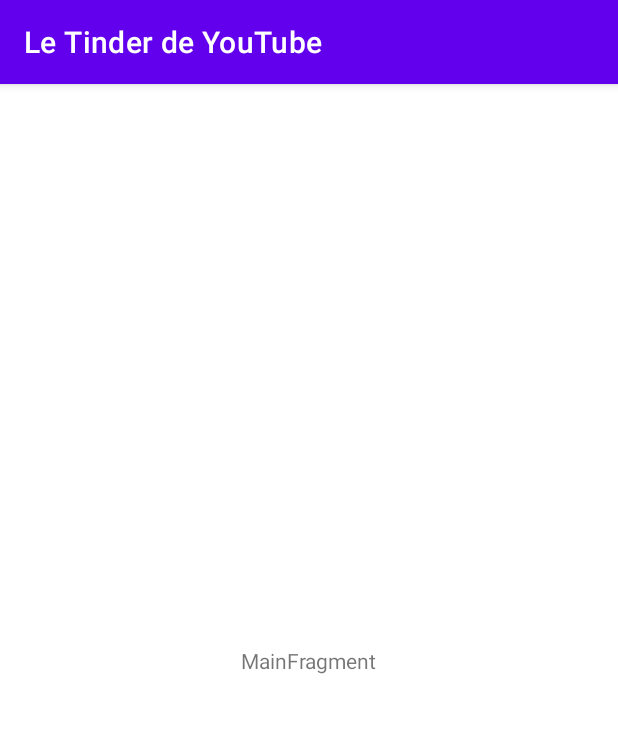
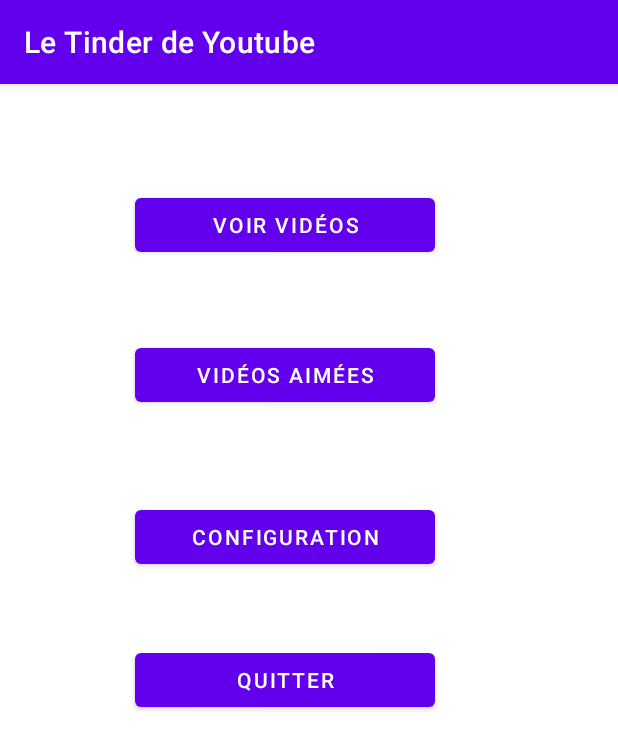
Before and after one commit to Clement-Pi/TPFINAL-AM, an Android app: the screen it shows after launch (MainActivity before the commit, MainMenuActivity after it), on a phone screen of 412 x 824 dp. Shown: the top 750 px of the screen. Run offline under Robolectric (Android 15) with nearby library versions, the phone set to English and light mode, and no system bars.

Commit message:
interface main menu & main activity

```diff
--- a/app/src/main/AndroidManifest.xml
+++ b/app/src/main/AndroidManifest.xml
@@ -11,7 +11,11 @@
         android:theme="@style/Theme.Test">
         <activity
             android:name=".MainActivity"
-            android:exported="true">
+            android:exported="false" />
+        <activity
+            android:name=".MainMenuActivity"
+            android:exported="true"
+            android:label="Le Tinder de Youtube">
             <intent-filter>
                 <action android:name="android.intent.action.MAIN" />
 
--- /dev/null
+++ b/app/src/main/java/com/example/test/MainMenuActivity.java
@@ -0,0 +1,54 @@
+package com.example.test;
+
+import androidx.appcompat.app.AppCompatActivity;
+
+import android.content.Intent;
+import android.os.Bundle;
+import android.view.Menu;
+import android.view.View;
+import android.widget.Button;
+
+import com.example.test.ui.main.MainFragment;
+
+public class MainMenuActivity extends AppCompatActivity {
+
+    @Override
+    protected void onCreate(Bundle savedInstanceState) {
+        super.onCreate(savedInstanceState);
+        setContentView(R.layout.main_menu);
+        if (savedInstanceState == null) {
+            getSupportFragmentManager().beginTransaction()
+                    .replace(R.id.container, MainFragment.newInstance())
+                    .commitNow();
+        }
+
+        final Button button4 = findViewById(R.id.buttonquit);
+        button4.setOnClickListener(new View.OnClickListener() {
+            public void onClick(View v) {
+                finish();
+            }
+        });
+
+        final Button button1 = findViewById(R.id.buttonmain);
+        button1.setOnClickListener(new View.OnClickListener() {
+            public void onClick(View v) {
+                startActivity(new Intent(MainMenuActivity.this, MainActivity.class));
+            }
+        });
+        /*
+        final Button button2 = findViewById(R.id.buttonquitj);
+        button.setOnClickListener(new View.OnClickListener() {
+            public void onClick(View v) {
+                finish();
+            }
+        });
+
+        final Button button3 = findViewById(R.id.buttonquitl);
+        button.setOnClickListener(new View.OnClickListener() {
+            public void onClick(View v) {
+                finish();
+            }
+        });*/
+    }
+
+}
--- a/app/src/main/res/layout/main_activity.xml
+++ /dev/null
@@ -1,7 +0,0 @@
-<?xml version="1.0" encoding="utf-8"?>
-<FrameLayout xmlns:android="http://schemas.android.com/apk/res/android"
-    xmlns:tools="http://schemas.android.com/tools"
-    android:id="@+id/container"
-    android:layout_width="match_parent"
-    android:layout_height="match_parent"
-    tools:context=".MainActivity" />
--- a/app/src/main/res/layout/main_fragment.xml
+++ b/app/src/main/res/layout/main_fragment.xml
@@ -5,16 +5,4 @@
     android:id="@+id/main"
     android:layout_width="match_parent"
     android:layout_height="match_parent"
-    tools:context=".ui.main.MainFragment">
-
-    <TextView
-        android:id="@+id/message"
-        android:layout_width="wrap_content"
-        android:layout_height="wrap_content"
-        android:text="MainFragment"
-        app:layout_constraintBottom_toBottomOf="parent"
-        app:layout_constraintEnd_toEndOf="parent"
-        app:layout_constraintStart_toStartOf="parent"
-        app:layout_constraintTop_toTopOf="parent" />
-
-</androidx.constraintlayout.widget.ConstraintLayout>
+    tools:context=".ui.main.MainFragment"/>
--- /dev/null
+++ b/app/src/main/res/layout/main_menu.xml
@@ -0,0 +1,66 @@
+<?xml version="1.0" encoding="utf-8"?>
+<FrameLayout xmlns:android="http://schemas.android.com/apk/res/android"
+    xmlns:app="http://schemas.android.com/apk/res-auto"
+    xmlns:tools="http://schemas.android.com/tools"
+    android:id="@+id/container"
+    android:layout_width="match_parent"
+    android:layout_height="match_parent"
+    tools:context=".MainMenuActivity" >
+
+    <Button
+        android:id="@+id/buttonmain"
+        android:layout_width="200dp"
+        android:layout_height="48dp"
+        android:layout_marginStart="90dp"
+        android:layout_marginTop="70dp"
+        android:layout_marginEnd="90dp"
+        android:layout_marginBottom="442dp"
+        android:text="@string/voir_vid_os"
+        app:layout_constraintBottom_toBottomOf="parent"
+        app:layout_constraintEnd_toEndOf="parent"
+        app:layout_constraintStart_toStartOf="parent"
+        app:layout_constraintTop_toTopOf="parent" />
+
+    <Button
+        android:id="@+id/buttonquit"
+        android:layout_width="200dp"
+        android:layout_height="48dp"
+        android:layout_marginStart="90dp"
+        android:layout_marginTop="373dp"
+        android:layout_marginEnd="90dp"
+        android:layout_marginBottom="139dp"
+        android:text="@string/quitter"
+        app:layout_constraintBottom_toBottomOf="parent"
+        app:layout_constraintEnd_toEndOf="parent"
+        app:layout_constraintStart_toStartOf="parent"
+        app:layout_constraintTop_toTopOf="parent" />
+
+    <Button
+        android:id="@+id/buttonmenu"
+        android:layout_width="200dp"
+        android:layout_height="48dp"
+        android:layout_marginStart="90dp"
+        android:layout_marginTop="278dp"
+        android:layout_marginEnd="90dp"
+        android:layout_marginBottom="234dp"
+        android:text="@string/configuration"
+        app:layout_constraintBottom_toBottomOf="parent"
+        app:layout_constraintEnd_toEndOf="parent"
+        app:layout_constraintStart_toStartOf="parent"
+        app:layout_constraintTop_toTopOf="parent" />
+
+    <Button
+        android:id="@+id/buttonliked"
+        android:layout_width="200dp"
+        android:layout_height="48dp"
+        android:layout_marginStart="90dp"
+        android:layout_marginTop="170dp"
+        android:layout_marginEnd="90dp"
+        android:layout_marginBottom="342dp"
+        android:text="@string/vid_os_aim_es"
+        app:layout_constraintBottom_toBottomOf="parent"
+        app:layout_constraintEnd_toEndOf="parent"
+        app:layout_constraintStart_toStartOf="parent"
+        app:layout_constraintTop_toTopOf="parent" />
+
+</FrameLayout>
--- /dev/null
+++ b/app/src/main/res/layout/menu.xml
@@ -0,0 +1,6 @@
+<?xml version="1.0" encoding="utf-8"?>
+<androidx.constraintlayout.widget.ConstraintLayout xmlns:android="http://schemas.android.com/apk/res/android"
+    android:layout_width="match_parent"
+    android:layout_height="match_parent">
+
+</androidx.constraintlayout.widget.ConstraintLayout>
--- /dev/null
+++ b/app/src/main/res/layout/video_liked.xml
@@ -0,0 +1,6 @@
+<?xml version="1.0" encoding="utf-8"?>
+<androidx.constraintlayout.widget.ConstraintLayout xmlns:android="http://schemas.android.com/apk/res/android"
+    android:layout_width="match_parent"
+    android:layout_height="match_parent">
+
+</androidx.constraintlayout.widget.ConstraintLayout>
--- a/app/src/main/res/values/strings.xml
+++ b/app/src/main/res/values/strings.xml
@@ -1,3 +1,8 @@
 <resources>
     <string name="app_name">test</string>
+    <string name="voir_vid_os">Voir vidéos</string>
+    <string name="vid_os_aim_es">Vidéos aimées</string>
+    <string name="configuration">Configuration</string>
+    <string name="quitter">Quitter</string>
+    <string name="retour_au_menu">Retour au Menu</string>
 </resources>
```
Also changed, not shown: app/src/main/java/com/example/test/MainActivity.java (+15 -8 lines), app/src/main/res/layout/activity_main.xml (added, +37 -0 lines), 2 other files.
